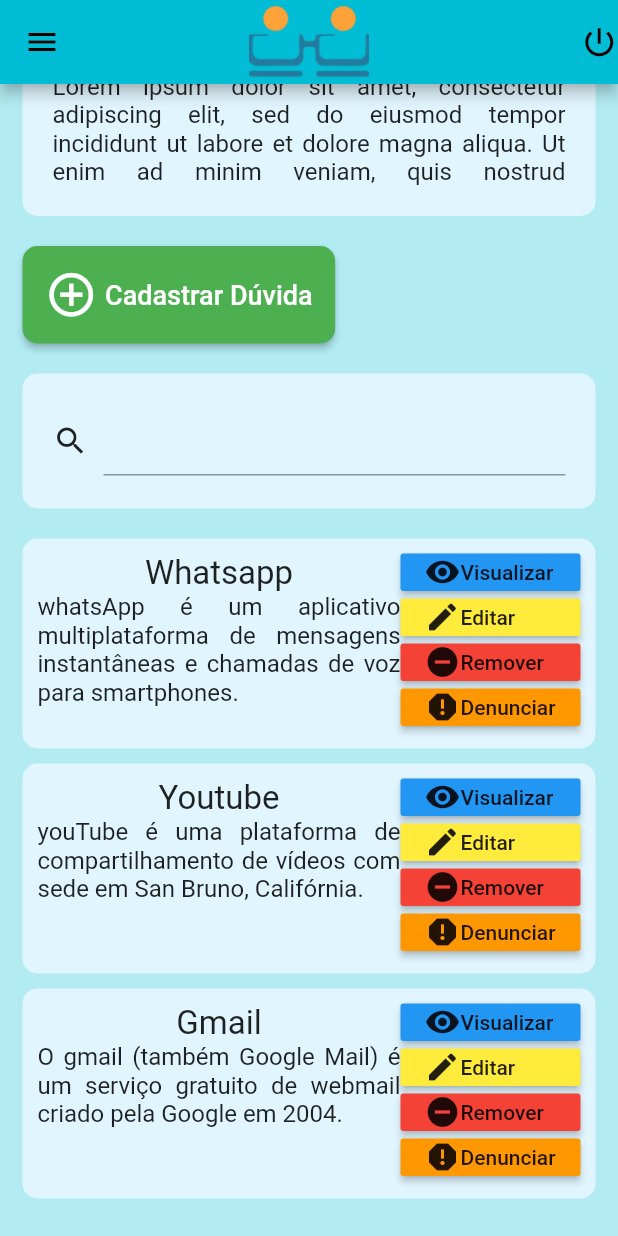
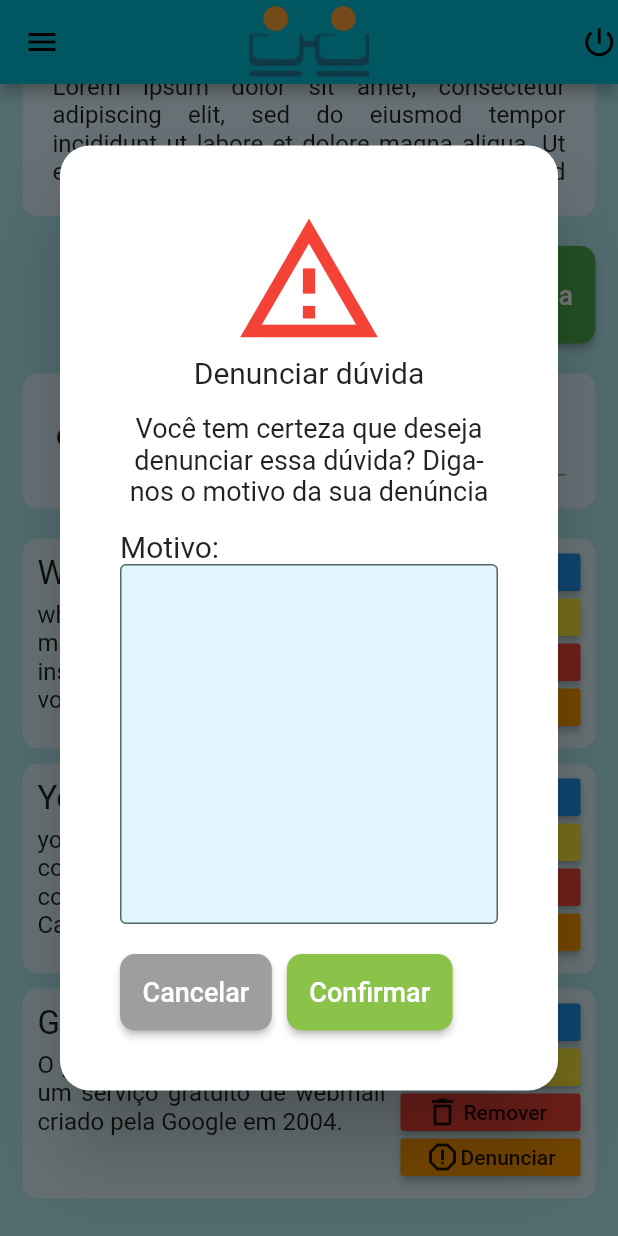
Before and after one commit to genarciso/projeto_forum_proeidi, a Flutter app: the DuvidaPage screen opened by its route, scrolled down 173 dp, after a tap on "Denunciar", on a phone screen of 412 x 824 dp. Run offline on Flutter 3.47's test engine with Material 2 defaults, Android fonts, the phone set to English and light mode, and no system bars.

Commit message:
Ajustei na parte de duvida
Foi corrigido algumas estruturas da parte de duvida

```diff
--- a/lib/ui/duvida/duvida.dart
+++ b/lib/ui/duvida/duvida.dart
@@ -7,66 +7,6 @@ import 'package:projeto_forum_proeidi/domain/duvida.dart';
 class DuvidaPage extends StatefulWidget {
   @override
   _DuvidaPageState createState() => _DuvidaPageState();
-}
-
-removerDuvida(context, duvida) {
-  showDialog(
-      context: context,
-      builder: (BuildContext context) {
-        return SimpleDialog(
-          contentPadding: EdgeInsets.all(40),
-          shape: RoundedRectangleBorder(
-            borderRadius: BorderRadius.circular(20),
-          ),
-          children: <Widget>[
-            Column(
-              children: [
-                Icon(
-                  Icons.report_gmailerrorred_outlined,
-                  color: Colors.red,
-                  size: 200,
-                ),
-                Text(
-                  'Você tem certeza que deseja remover o tópico ' +
-                      duvida.titulo +
-                      '?',
-                  style: TextStyle(
-                    fontSize: 28,
-                  ),
-                  textAlign: TextAlign.center,
-                ),
-                Container(
-                    margin: EdgeInsets.only(top: 20),
-                    child: Row(children: [
-                      MaterialButton(
-                        child: Text(
-                          'Cancelar',
-                          style: TextStyle(color: Colors.white),
-                        ),
-                        padding: EdgeInsets.all(25),
-                        color: Colors.grey,
-                        shape: RoundedRectangleBorder(
-                          borderRadius: BorderRadius.circular(10),
-                        ),
-                        onPressed: () => Navigator.pop(context),
-                      ),
-                      SizedBox(width: 10),
-                      MaterialButton(
-                        child: Text('Confirmar',
-                            style: TextStyle(color: Colors.white)),
-                        padding: EdgeInsets.all(25),
-                        color: Colors.lightGreen,
-                        shape: RoundedRectangleBorder(
-                          borderRadius: BorderRadius.circular(10),
-                        ),
-                        onPressed: () => Navigator.pop(context),
-                      )
-                    ]))
-              ],
-            )
-          ],
-        );
-      });
 }
 
 class _DuvidaPageState extends State<DuvidaPage> {
@@ -155,7 +95,7 @@ class _DuvidaPageState extends State<DuvidaPage> {
                         )))
               ]),
               Row(
-                crossAxisAlignment: CrossAxisAlignment.end,
+                mainAxisAlignment: MainAxisAlignment.end,
                 children: [
                   Container(
                     margin: EdgeInsets.only(top: 20),
@@ -222,25 +162,35 @@ class _DuvidaPageState extends State<DuvidaPage> {
                     shrinkWrap: true,
                     itemCount: duvidas.length,
                     itemBuilder: (BuildContext context, int index) {
+                      return _itemLista(duvidas[index]);
+                    },
+                  )
+              )
+            ],
+          ),
+        ));
+  }
+  Widget _itemLista(duvida) {
     return Container(
       padding: EdgeInsets.all(10),
       margin: EdgeInsets.only(bottom: 10),
       height: 140,
       decoration: BoxDecoration(
           borderRadius: BorderRadius.circular(10),
-                            color: Colors.lightBlue[50]),
+          color: Colors.cyan.shade50),
       child: Row(
         children: [
           Expanded(
               child: Column(
+                crossAxisAlignment: CrossAxisAlignment.start,
                 children: [
                   Text(
-                                  '${duvidas[index].titulo}',
+                    '${duvida.titulo}',
                     style: TextStyle(fontSize: 22),
-                                  textAlign: TextAlign.left,
                   ),
+                  SizedBox(height: 5,),
                   Text(
-                                  '${duvidas[index].texto}',
+                    '${duvida.texto}',
                     style: TextStyle(fontSize: 16),
                     textAlign: TextAlign.justify,
                     overflow: TextOverflow.clip,
@@ -248,14 +198,13 @@ class _DuvidaPageState extends State<DuvidaPage> {
                   )
                 ],
               )),
+          SizedBox(width: 10,),
           Column(
             children: [
               Container(
                 margin: EdgeInsets.only(bottom: 5),
                 height: 25,
                 width: 120,
-                                  decoration: BoxDecoration(
-                                      borderRadius: BorderRadius.circular(25)),
                 child: MaterialButton(
                     color: Colors.blue,
                     onPressed: () => {
@@ -264,6 +213,7 @@ class _DuvidaPageState extends State<DuvidaPage> {
                     child: Row(
                       children: [
                         Icon(Icons.remove_red_eye),
+                        SizedBox(width: 2,),
                         Text(
                           'Visualizar',
                           style: TextStyle(fontSize: 14),
@@ -283,6 +233,7 @@ class _DuvidaPageState extends State<DuvidaPage> {
                     child: Row(
                       children: [
                         Icon(Icons.edit),
+                        SizedBox(width: 2,),
                         Text(
                           'Editar',
                           style: TextStyle(fontSize: 14),
@@ -298,11 +249,12 @@ class _DuvidaPageState extends State<DuvidaPage> {
                     borderRadius: BorderRadius.circular(25)),
                 child: MaterialButton(
                     color: Colors.red,
-                                      onPressed: () => removerDuvida(
-                                          context, duvidas[index]),
+                    onPressed: () => { this._removerDuvida(context, duvida)},
+
                     child: Row(
                       children: [
-                                          Icon(Icons.remove_circle),
+                        Icon(Icons.delete_outline),
+                        SizedBox(width: 2,),
                         Text(
                           'Remover',
                           style: TextStyle(fontSize: 14),
@@ -317,10 +269,10 @@ class _DuvidaPageState extends State<DuvidaPage> {
                     borderRadius: BorderRadius.circular(25)),
                 child: MaterialButton(
                     color: Colors.orange,
-                                      onPressed: () => {},
+                    onPressed: () => {_denunciarDuvida(context, duvida)},
                     child: Row(
                       children: [
-                                          Icon(Icons.report),
+                        Icon(Icons.report_gmailerrorred_outlined),
                         Text(
                           'Denunciar',
                           style: TextStyle(fontSize: 14),
@@ -333,10 +285,166 @@ class _DuvidaPageState extends State<DuvidaPage> {
         ],
       ),
     );
-                    }),
+  }
+
+  void _removerDuvida(context, duvida) {
+    showDialog(
+        context: context,
+        builder: (BuildContext context) {
+          return SimpleDialog(
+            contentPadding: EdgeInsets.all(40),
+            shape: RoundedRectangleBorder(
+              borderRadius: BorderRadius.circular(20),
+            ),
+            children: <Widget>[
+              Column(
+                children: [
+                  Icon(
+                    Icons.report_gmailerrorred_outlined,
+                    color: Colors.red,
+                    size: 200,
+                  ),
+                  Text(
+                    'Você tem certeza que deseja remover o tópico ' +
+                        duvida.titulo +
+                        '?',
+                    style: TextStyle(
+                      fontSize: 25,
+                    ),
+                    textAlign: TextAlign.center,
+                  ),
+                  Container(
+                      margin: EdgeInsets.only(top: 20),
+                      child: Row(children: [
+                        MaterialButton(
+                          child: Text(
+                            'Cancelar',
+                            style: TextStyle(
+                                color: Colors.white,
+                                fontSize: 18
+                            ),
+                          ),
+                          padding: EdgeInsets.all(15),
+                          color: Colors.grey,
+                          shape: RoundedRectangleBorder(
+                            borderRadius: BorderRadius.circular(10),
+                          ),
+                          onPressed: () => Navigator.pop(context),
+                        ),
+                        SizedBox(width: 10),
+                        MaterialButton(
+                          child: Text('Confirmar',
+                              style: TextStyle(
+                                  color: Colors.white,
+                                  fontSize: 18
+                              )
+                          ),
+                          padding: EdgeInsets.all(15),
+                          color: Colors.lightGreen,
+                          shape: RoundedRectangleBorder(
+                            borderRadius: BorderRadius.circular(10),
+                          ),
+                          onPressed: () => Navigator.pop(context),
+                        )
+                      ])
                   )
                 ],
+              )
+            ],
+          );
+        }
+    );
+  }
+
+  void _denunciarDuvida(context, duvida) {
+    showDialog(
+        context: context,
+        builder: (BuildContext context) {
+          return SimpleDialog(
+            contentPadding: EdgeInsets.all(40),
+            shape: RoundedRectangleBorder(
+              borderRadius: BorderRadius.circular(20),
             ),
-        ));
+            children: <Widget>[
+              Column(
+                children: [
+                  Icon(
+                    Icons.report_problem_outlined,
+                    color: Colors.red,
+                    size: 100,
+                  ),
+                  Text(
+                    'Denunciar dúvida',
+                    style: TextStyle(
+                      fontSize: 20,
+                    ),
+                  ),
+                  SizedBox(height: 15),
+                  Text(
+                    'Você tem certeza que deseja denunciar essa dúvida? Diga-nos o motivo da sua denúncia',
+                    style: TextStyle(
+                      fontSize: 18,
+                    ),
+                    textAlign: TextAlign.center,
+                  ),
+                  SizedBox(height: 15),
+                  Container(
+                      alignment: Alignment.centerLeft,
+                      child: Text('Motivo:',
+                        style: TextStyle(
+                            fontSize: 20
+                        ),
+                      )
+                  ),
+                  TextField(
+                    maxLines: 10,
+                    decoration: InputDecoration(
+                        border: OutlineInputBorder(),
+                        fillColor: Colors.lightBlue[50],
+                        filled: true,
+                        isDense: true,
+                        contentPadding: EdgeInsets.all(25)),
+                  ),
+                  Container(
+                      margin: EdgeInsets.only(top: 20),
+                      child: Row(children: [
+                        MaterialButton(
+                          child: Text(
+                            'Cancelar',
+                            style: TextStyle(
+                                color: Colors.white,
+                                fontSize: 18
+                            ),
+                          ),
+                          padding: EdgeInsets.all(15),
+                          color: Colors.grey,
+                          shape: RoundedRectangleBorder(
+                            borderRadius: BorderRadius.circular(10),
+                          ),
+                          onPressed: () => Navigator.pop(context),
+                        ),
+                        SizedBox(width: 10),
+                        MaterialButton(
+                          child: Text('Confirmar',
+                              style: TextStyle(
+                                  color: Colors.white,
+                                  fontSize: 18
+                              )
+                          ),
+                          padding: EdgeInsets.all(15),
+                          color: Colors.lightGreen,
+                          shape: RoundedRectangleBorder(
+                            borderRadius: BorderRadius.circular(10),
+                          ),
+                          onPressed: () => Navigator.pop(context),
+                        )
+                      ])
+                  )
+                ],
+              )
+            ],
+          );
+        }
+    );
   }
 }
--- a/lib/ui/duvida/duvida_form.dart
+++ b/lib/ui/duvida/duvida_form.dart
@@ -57,7 +57,9 @@ class DuvidaFormPage extends StatelessWidget {
                   ),
                   Container(
                       margin: EdgeInsets.only(top: 20),
-                      child: Row(children: [
+                      child: Row(
+                          mainAxisAlignment: MainAxisAlignment.end,
+                          children: [
                             MaterialButton(
                               child: Text(
                                 'Cancelar',
--- a/lib/ui/topico/topico_form.dart
+++ b/lib/ui/topico/topico_form.dart
@@ -57,7 +57,9 @@ class TopicoFormPage extends StatelessWidget {
                   ),
                   Container(
                       margin: EdgeInsets.only(top: 20),
-                      child: Row(children: [
+                      child: Row(
+                          mainAxisAlignment: MainAxisAlignment.end,
+                          children: [
                             MaterialButton(
                               child: Text(
                                 'Cancelar',
```
Lines whose indentation alone changed are shown as unchanged.
